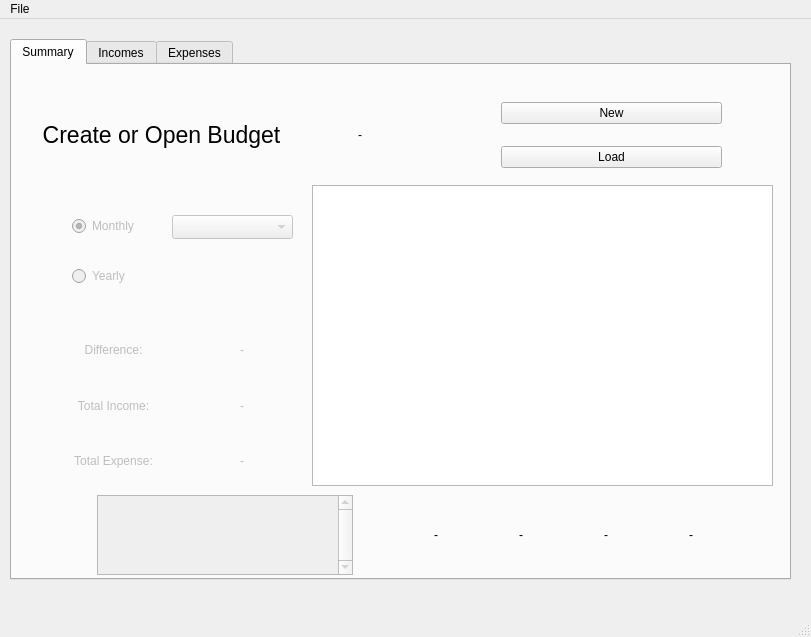
This is mainwindow.ui in MacPiston/HomePot as Qt 5 draws it before an edit. The edited form follows.
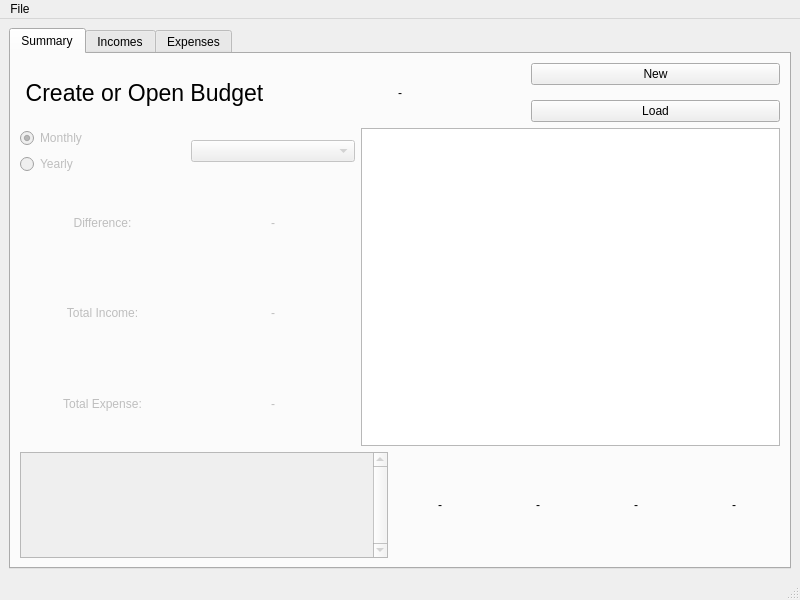
This is the edited form. Custom widgets are drawn as their Qt base class.

Commit message:
UI Layout cleanup; new icon
- cleaned up layouts by arranging every element to Layouts
- window now resizes properly
- added app icon

The edit to the form file:
```diff
--- a/mainwindow.ui
+++ b/mainwindow.ui
@@ -6,45 +6,66 @@
    <rect>
     <x>0</x>
     <y>0</y>
-    <width>811</width>
-    <height>637</height>
+    <width>800</width>
+    <height>600</height>
    </rect>
   </property>
+  <property name="minimumSize">
+   <size>
+    <width>800</width>
+    <height>600</height>
+   </size>
+  </property>
+  <property name="baseSize">
+   <size>
+    <width>1280</width>
+    <height>800</height>
+   </size>
+  </property>
   <property name="windowTitle">
-   <string>MainWindow</string>
+   <string>HomePot</string>
   </property>
   <widget class="QWidget" name="centralwidget">
+   <property name="sizePolicy">
+    <sizepolicy hsizetype="Expanding" vsizetype="Expanding">
+     <horstretch>0</horstretch>
+     <verstretch>0</verstretch>
+    </sizepolicy>
+   </property>
+   <layout class="QGridLayout" name="gridLayout_2">
+    <item row="0" column="0">
    <widget class="QTabWidget" name="tabWidget">
     <property name="enabled">
      <bool>true</bool>
     </property>
-    <property name="geometry">
-     <rect>
-      <x>10</x>
-      <y>20</y>
-      <width>781</width>
-      <height>541</height>
-     </rect>
-    </property>
     <property name="currentIndex">
      <number>0</number>
     </property>
     <widget class="QWidget" name="summaryTab">
+       <property name="sizePolicy">
+        <sizepolicy hsizetype="Preferred" vsizetype="Preferred">
+         <horstretch>0</horstretch>
+         <verstretch>0</verstretch>
+        </sizepolicy>
+       </property>
      <attribute name="title">
       <string>Summary</string>
      </attribute>
-     <widget class="QWidget" name="horizontalLayoutWidget">
-      <property name="geometry">
-       <rect>
-        <x>30</x>
-        <y>30</y>
-        <width>391</width>
-        <height>80</height>
-       </rect>
-      </property>
+       <layout class="QGridLayout" name="gridLayout">
+        <item row="0" column="0">
+         <layout class="QHBoxLayout" name="summaryMainHorizontalLayout">
+          <item>
+           <layout class="QVBoxLayout" name="summaryMainVerticalLayout" stretch="1,3,1">
+            <item>
       <layout class="QHBoxLayout" name="budgetHorizontalLayout">
        <item>
         <widget class="QLabel" name="budgetNameLabel">
+                <property name="sizePolicy">
+                 <sizepolicy hsizetype="Preferred" vsizetype="Preferred">
+                  <horstretch>0</horstretch>
+                  <verstretch>0</verstretch>
+                 </sizepolicy>
+                </property>
          <property name="font">
           <font>
            <pointsize>17</pointsize>
@@ -60,6 +81,12 @@
        </item>
        <item>
         <widget class="QLabel" name="budgetStatusLabel">
+                <property name="sizePolicy">
+                 <sizepolicy hsizetype="Preferred" vsizetype="Preferred">
+                  <horstretch>0</horstretch>
+                  <verstretch>0</verstretch>
+                 </sizepolicy>
+                </property>
          <property name="frameShape">
           <enum>QFrame::NoFrame</enum>
          </property>
@@ -71,116 +98,106 @@
          </property>
         </widget>
        </item>
-      </layout>
-     </widget>
-     <widget class="QWidget" name="horizontalLayoutWidget_2">
-      <property name="geometry">
-       <rect>
-        <x>10</x>
-        <y>430</y>
-        <width>751</width>
-        <height>80</height>
-       </rect>
-      </property>
-      <layout class="QHBoxLayout" name="horizontalLayout">
+              <item>
+               <layout class="QVBoxLayout" name="summaryButtonsVerticalLayout" stretch="0,0">
+                <property name="spacing">
+                 <number>15</number>
+                </property>
+                <item>
+                 <widget class="QPushButton" name="newPushButton">
+                  <property name="sizePolicy">
+                   <sizepolicy hsizetype="Preferred" vsizetype="Fixed">
+                    <horstretch>0</horstretch>
+                    <verstretch>0</verstretch>
+                   </sizepolicy>
+                  </property>
+                  <property name="text">
+                   <string>New</string>
+                  </property>
+                 </widget>
+                </item>
+                <item>
+                 <widget class="QPushButton" name="loadPushButton">
+                  <property name="sizePolicy">
+                   <sizepolicy hsizetype="Preferred" vsizetype="Fixed">
+                    <horstretch>0</horstretch>
+                    <verstretch>0</verstretch>
+                   </sizepolicy>
+                  </property>
+                  <property name="text">
+                   <string>Load</string>
+                  </property>
+                 </widget>
+                </item>
+               </layout>
+              </item>
+             </layout>
+            </item>
        <item>
-        <widget class="QListWidget" name="personListSelectorWidget">
+             <layout class="QHBoxLayout" name="mainInfoHorizontalLayout" stretch="4,5">
+              <item>
+               <layout class="QVBoxLayout" name="leftSUmmaryVerticalLayout" stretch="0,0">
+                <item>
+                 <layout class="QHBoxLayout" name="timeSelectHorizontalLayout">
+                  <item>
+                   <layout class="QVBoxLayout" name="radioButtonsVerticalLayout">
+                    <item>
+                     <widget class="QRadioButton" name="monthlyRadioButton">
          <property name="enabled">
           <bool>false</bool>
          </property>
          <property name="sizePolicy">
-          <sizepolicy hsizetype="Fixed" vsizetype="Expanding">
-           <horstretch>200</horstretch>
-           <verstretch>0</verstretch>
-          </sizepolicy>
-         </property>
-         <property name="verticalScrollBarPolicy">
-          <enum>Qt::ScrollBarAlwaysOn</enum>
-         </property>
-         <property name="editTriggers">
-          <set>QAbstractItemView::NoEditTriggers</set>
-         </property>
-        </widget>
-       </item>
-       <item>
-        <widget class="QLabel" name="personLastIncome">
-         <property name="sizePolicy">
-          <sizepolicy hsizetype="Fixed" vsizetype="Preferred">
-           <horstretch>50</horstretch>
+                       <sizepolicy hsizetype="Preferred" vsizetype="Preferred">
+                        <horstretch>0</horstretch>
            <verstretch>0</verstretch>
           </sizepolicy>
          </property>
          <property name="text">
-          <string>-</string>
-         </property>
-        </widget>
-       </item>
-       <item>
-        <widget class="QLabel" name="personLastExpense">
-         <property name="enabled">
+                       <string>Monthly</string>
+                      </property>
+                      <property name="checked">
           <bool>true</bool>
          </property>
-         <property name="sizePolicy">
-          <sizepolicy hsizetype="Fixed" vsizetype="Preferred">
-           <horstretch>50</horstretch>
-           <verstretch>0</verstretch>
-          </sizepolicy>
-         </property>
-         <property name="contextMenuPolicy">
-          <enum>Qt::NoContextMenu</enum>
-         </property>
-         <property name="text">
-          <string>-</string>
-         </property>
-         <property name="alignment">
-          <set>Qt::AlignCenter</set>
-         </property>
         </widget>
        </item>
        <item>
-        <widget class="QLabel" name="personExpensePercent">
+                     <widget class="QRadioButton" name="yearlyRadioButton">
+                      <property name="enabled">
+                       <bool>false</bool>
+                      </property>
          <property name="sizePolicy">
-          <sizepolicy hsizetype="Fixed" vsizetype="Preferred">
-           <horstretch>50</horstretch>
+                       <sizepolicy hsizetype="Preferred" vsizetype="Preferred">
+                        <horstretch>0</horstretch>
            <verstretch>0</verstretch>
           </sizepolicy>
          </property>
          <property name="text">
-          <string>-</string>
-         </property>
-         <property name="alignment">
-          <set>Qt::AlignCenter</set>
-         </property>
-        </widget>
-       </item>
+                       <string>Yearly</string>
+                      </property>
+                     </widget>
+                    </item>
+                   </layout>
+                  </item>
        <item>
-        <widget class="QLabel" name="personIncomePercent">
+                   <widget class="QComboBox" name="monthComboBox">
+                    <property name="enabled">
+                     <bool>false</bool>
+                    </property>
          <property name="sizePolicy">
-          <sizepolicy hsizetype="Fixed" vsizetype="Preferred">
-           <horstretch>50</horstretch>
+                     <sizepolicy hsizetype="Preferred" vsizetype="Maximum">
+                      <horstretch>0</horstretch>
            <verstretch>0</verstretch>
           </sizepolicy>
          </property>
-         <property name="text">
-          <string>-</string>
-         </property>
-         <property name="alignment">
-          <set>Qt::AlignCenter</set>
-         </property>
+                    <property name="sizeAdjustPolicy">
+                     <enum>QComboBox::AdjustToMinimumContentsLength</enum>
+                    </property>
         </widget>
        </item>
       </layout>
-     </widget>
-     <widget class="QWidget" name="verticalLayoutWidget">
-      <property name="geometry">
-       <rect>
-        <x>40</x>
-        <y>260</y>
-        <width>251</width>
-        <height>161</height>
-       </rect>
-      </property>
-      <layout class="QVBoxLayout" name="verticalLayout">
+                </item>
+                <item>
+                 <layout class="QVBoxLayout" name="summaryValuesVerticalLayout">
        <item>
         <layout class="QHBoxLayout" name="statusHorizontal">
          <item>
@@ -188,6 +205,12 @@
            <property name="enabled">
             <bool>false</bool>
            </property>
+                      <property name="sizePolicy">
+                       <sizepolicy hsizetype="Preferred" vsizetype="Preferred">
+                        <horstretch>0</horstretch>
+                        <verstretch>0</verstretch>
+                       </sizepolicy>
+                      </property>
            <property name="text">
             <string>Difference:</string>
            </property>
@@ -201,6 +224,12 @@
            <property name="enabled">
             <bool>false</bool>
            </property>
+                      <property name="sizePolicy">
+                       <sizepolicy hsizetype="Preferred" vsizetype="Preferred">
+                        <horstretch>0</horstretch>
+                        <verstretch>0</verstretch>
+                       </sizepolicy>
+                      </property>
            <property name="text">
             <string>-</string>
            </property>
@@ -272,100 +301,140 @@
         </layout>
        </item>
       </layout>
-     </widget>
-     <widget class="QComboBox" name="monthComboBox">
-      <property name="enabled">
-       <bool>false</bool>
-      </property>
-      <property name="geometry">
-       <rect>
-        <x>160</x>
-        <y>150</y>
-        <width>121</width>
-        <height>24</height>
-       </rect>
-      </property>
-      <property name="sizeAdjustPolicy">
-       <enum>QComboBox::AdjustToMinimumContentsLength</enum>
-      </property>
-     </widget>
-     <widget class="QRadioButton" name="monthlyRadioButton">
-      <property name="enabled">
-       <bool>false</bool>
-      </property>
-      <property name="geometry">
-       <rect>
-        <x>60</x>
-        <y>150</y>
-        <width>100</width>
-        <height>22</height>
-       </rect>
-      </property>
-      <property name="text">
-       <string>Monthly</string>
-      </property>
-      <property name="checked">
-       <bool>true</bool>
-      </property>
-     </widget>
-     <widget class="QRadioButton" name="yearlyRadioButton">
-      <property name="enabled">
-       <bool>false</bool>
-      </property>
-      <property name="geometry">
-       <rect>
-        <x>60</x>
-        <y>200</y>
-        <width>100</width>
-        <height>22</height>
-       </rect>
-      </property>
-      <property name="text">
-       <string>Yearly</string>
-      </property>
-     </widget>
-     <widget class="QWidget" name="verticalLayoutWidget_2">
-      <property name="geometry">
-       <rect>
-        <x>489</x>
-        <y>30</y>
-        <width>221</width>
-        <height>81</height>
-       </rect>
-      </property>
-      <layout class="QVBoxLayout" name="summaryButtonsVerticalLayout">
-       <property name="spacing">
-        <number>15</number>
-       </property>
-       <item>
-        <widget class="QPushButton" name="newPushButton">
-         <property name="text">
-          <string>New</string>
-         </property>
-        </widget>
-       </item>
-       <item>
-        <widget class="QPushButton" name="loadPushButton">
-         <property name="text">
-          <string>Load</string>
-         </property>
-        </widget>
-       </item>
-      </layout>
-     </widget>
+                </item>
+               </layout>
+              </item>
+              <item>
      <widget class="QtCharts::QChartView" name="chartViewOverall">
       <property name="enabled">
        <bool>true</bool>
       </property>
-      <property name="geometry">
-       <rect>
-        <x>300</x>
-        <y>120</y>
-        <width>461</width>
-        <height>301</height>
-       </rect>
-      </property>
-     </widget>
+                <property name="sizePolicy">
+                 <sizepolicy hsizetype="Preferred" vsizetype="Preferred">
+                  <horstretch>0</horstretch>
+                  <verstretch>0</verstretch>
+                 </sizepolicy>
+                </property>
+                <property name="minimumSize">
+                 <size>
+                  <width>0</width>
+                  <height>0</height>
+                 </size>
+                </property>
+                <property name="sizeIncrement">
+                 <size>
+                  <width>0</width>
+                  <height>0</height>
+                 </size>
+                </property>
+                <property name="baseSize">
+                 <size>
+                  <width>0</width>
+                  <height>0</height>
+                 </size>
+                </property>
+               </widget>
+              </item>
+             </layout>
+            </item>
+            <item>
+             <layout class="QHBoxLayout" name="personsHorizontalLayout">
+              <item>
+               <widget class="QListWidget" name="personListSelectorWidget">
+                <property name="enabled">
+                 <bool>false</bool>
+                </property>
+                <property name="sizePolicy">
+                 <sizepolicy hsizetype="Preferred" vsizetype="Ignored">
+                  <horstretch>4</horstretch>
+                  <verstretch>0</verstretch>
+                 </sizepolicy>
+                </property>
+                <property name="verticalScrollBarPolicy">
+                 <enum>Qt::ScrollBarAlwaysOn</enum>
+                </property>
+                <property name="editTriggers">
+                 <set>QAbstractItemView::NoEditTriggers</set>
+                </property>
+               </widget>
+              </item>
+              <item>
+               <widget class="QLabel" name="personLastIncome">
+                <property name="sizePolicy">
+                 <sizepolicy hsizetype="MinimumExpanding" vsizetype="Preferred">
+                  <horstretch>1</horstretch>
+                  <verstretch>0</verstretch>
+                 </sizepolicy>
+                </property>
+                <property name="text">
+                 <string>-</string>
+                </property>
+                <property name="alignment">
+                 <set>Qt::AlignCenter</set>
+                </property>
+               </widget>
+              </item>
+              <item>
+               <widget class="QLabel" name="personLastExpense">
+                <property name="enabled">
+                 <bool>true</bool>
+                </property>
+                <property name="sizePolicy">
+                 <sizepolicy hsizetype="MinimumExpanding" vsizetype="Preferred">
+                  <horstretch>1</horstretch>
+                  <verstretch>0</verstretch>
+                 </sizepolicy>
+                </property>
+                <property name="contextMenuPolicy">
+                 <enum>Qt::NoContextMenu</enum>
+                </property>
+                <property name="text">
+                 <string>-</string>
+                </property>
+                <property name="alignment">
+                 <set>Qt::AlignCenter</set>
+                </property>
+               </widget>
+              </item>
+              <item>
+               <widget class="QLabel" name="personExpensePercent">
+                <property name="sizePolicy">
+                 <sizepolicy hsizetype="MinimumExpanding" vsizetype="Preferred">
+                  <horstretch>1</horstretch>
+                  <verstretch>0</verstretch>
+                 </sizepolicy>
+                </property>
+                <property name="text">
+                 <string>-</string>
+                </property>
+                <property name="alignment">
+                 <set>Qt::AlignCenter</set>
+                </property>
+               </widget>
+              </item>
+              <item>
+               <widget class="QLabel" name="personIncomePercent">
+                <property name="sizePolicy">
+                 <sizepolicy hsizetype="MinimumExpanding" vsizetype="Preferred">
+                  <horstretch>1</horstretch>
+                  <verstretch>0</verstretch>
+                 </sizepolicy>
+                </property>
+                <property name="text">
+                 <string>-</string>
+                </property>
+                <property name="alignment">
+                 <set>Qt::AlignCenter</set>
+                </property>
+               </widget>
+              </item>
+             </layout>
+            </item>
+           </layout>
+          </item>
+         </layout>
+        </item>
+       </layout>
     </widget>
     <widget class="QWidget" name="incomeTab">
      <property name="enabled">
@@ -374,25 +443,50 @@
      <attribute name="title">
       <string>Incomes</string>
      </attribute>
+       <layout class="QGridLayout" name="gridLayout_3">
+        <item row="0" column="0">
+         <layout class="QHBoxLayout" name="incomesMainHorizontalLayout" stretch="2,1">
+          <item>
      <widget class="QTableView" name="incomesTableView">
-      <property name="geometry">
-       <rect>
-        <x>10</x>
-        <y>10</y>
-        <width>501</width>
-        <height>491</height>
-       </rect>
-      </property>
-     </widget>
-     <widget class="QWidget" name="verticalLayoutWidget_3">
-      <property name="geometry">
-       <rect>
-        <x>520</x>
-        <y>250</y>
-        <width>241</width>
-        <height>251</height>
-       </rect>
-      </property>
+            <property name="sizePolicy">
+             <sizepolicy hsizetype="Preferred" vsizetype="Preferred">
+              <horstretch>0</horstretch>
+              <verstretch>0</verstretch>
+             </sizepolicy>
+            </property>
+           </widget>
+          </item>
+          <item>
+           <layout class="QVBoxLayout" name="incomesToolsVerticalLayout" stretch="1,2">
+            <item>
+             <layout class="QVBoxLayout" name="incomesButtonsVerticalLayout">
+              <item>
+               <widget class="QPushButton" name="incomesNewIncomeButton">
+                <property name="text">
+                 <string>New Income</string>
+                </property>
+               </widget>
+              </item>
+              <item>
+               <widget class="QPushButton" name="incomesDeleteIncomeButton">
+                <property name="text">
+                 <string>Delete Sel. Incomes</string>
+                </property>
+               </widget>
+              </item>
+              <item>
+               <widget class="QPushButton" name="incomesSubmitButton">
+                <property name="enabled">
+                 <bool>true</bool>
+                </property>
+                <property name="text">
+                 <string>Submit Changes</string>
+                </property>
+               </widget>
+              </item>
+             </layout>
+            </item>
+            <item>
       <layout class="QVBoxLayout" name="incomesSummaryVerticalLayout">
        <item>
         <layout class="QHBoxLayout" name="incomesMonthlySummaryHorizontalLayout">
@@ -462,43 +556,12 @@
         </layout>
        </item>
       </layout>
-     </widget>
-     <widget class="QWidget" name="verticalLayoutWidget_4">
-      <property name="geometry">
-       <rect>
-        <x>560</x>
-        <y>70</y>
-        <width>161</width>
-        <height>121</height>
-       </rect>
-      </property>
-      <layout class="QVBoxLayout" name="incomesButtonsVerticalLayout">
-       <item>
-        <widget class="QPushButton" name="incomesNewIncomeButton">
-         <property name="text">
-          <string>New Income</string>
-         </property>
-        </widget>
-       </item>
-       <item>
-        <widget class="QPushButton" name="incomesDeleteIncomeButton">
-         <property name="text">
-          <string>Delete Sel. Incomes</string>
-         </property>
-        </widget>
-       </item>
-       <item>
-        <widget class="QPushButton" name="incomesSubmitButton">
-         <property name="enabled">
-          <bool>true</bool>
-         </property>
-         <property name="text">
-          <string>Submit Changes</string>
-         </property>
-        </widget>
-       </item>
-      </layout>
-     </widget>
+            </item>
+           </layout>
+          </item>
+         </layout>
+        </item>
+       </layout>
     </widget>
     <widget class="QWidget" name="expensesTab">
      <property name="enabled">
@@ -507,25 +570,50 @@
      <attribute name="title">
       <string>Expenses</string>
      </attribute>
+       <layout class="QGridLayout" name="gridLayout_4">
+        <item row="0" column="0">
+         <layout class="QHBoxLayout" name="expensesMainHorizontalLayout" stretch="2,1">
+          <item>
      <widget class="QTableView" name="expensesTableView">
-      <property name="geometry">
-       <rect>
-        <x>10</x>
-        <y>10</y>
-        <width>501</width>
-        <height>491</height>
-       </rect>
-      </property>
-     </widget>
-     <widget class="QWidget" name="verticalLayoutWidget_5">
-      <property name="geometry">
-       <rect>
-        <x>520</x>
-        <y>250</y>
-        <width>241</width>
-        <height>251</height>
-       </rect>
-      </property>
+            <property name="sizePolicy">
+             <sizepolicy hsizetype="Preferred" vsizetype="Preferred">
+              <horstretch>0</horstretch>
+              <verstretch>0</verstretch>
+             </sizepolicy>
+            </property>
+           </widget>
+          </item>
+          <item>
+           <layout class="QVBoxLayout" name="expensesToolsVerticalLayout" stretch="1,2">
+            <item>
+             <layout class="QVBoxLayout" name="expensesButtonsVerticalLayout">
+              <item>
+               <widget class="QPushButton" name="expensesNewIncomeButton">
+                <property name="text">
+                 <string>New Expense</string>
+                </property>
+               </widget>
+              </item>
+              <item>
+               <widget class="QPushButton" name="expensesDeleteIncomeButton">
+                <property name="text">
+                 <string>Delete Sel. Expenses</string>
+                </property>
+               </widget>
+              </item>
+              <item>
+               <widget class="QPushButton" name="expensesSubmitButton">
+                <property name="enabled">
+                 <bool>true</bool>
+                </property>
+                <property name="text">
+                 <string>Submit Changes</string>
+                </property>
+               </widget>
+              </item>
+             </layout>
+            </item>
+            <item>
       <layout class="QVBoxLayout" name="expensesSummaryVerticalLayout">
        <item>
         <layout class="QHBoxLayout" name="expensesMonthlySummaryHorizontalLayout">
@@ -595,52 +683,23 @@
         </layout>
        </item>
       </layout>
-     </widget>
-     <widget class="QWidget" name="verticalLayoutWidget_6">
-      <property name="geometry">
-       <rect>
-        <x>560</x>
-        <y>70</y>
-        <width>161</width>
-        <height>121</height>
-       </rect>
-      </property>
-      <layout class="QVBoxLayout" name="expensesButtonsVerticalLayout">
-       <item>
-        <widget class="QPushButton" name="expensesNewIncomeButton">
-         <property name="text">
-          <string>New Expense</string>
-         </property>
-        </widget>
-       </item>
-       <item>
-        <widget class="QPushButton" name="expensesDeleteIncomeButton">
-         <property name="text">
-          <string>Delete Sel. Expenses</string>
-         </property>
-        </widget>
-       </item>
-       <item>
-        <widget class="QPushButton" name="expensesSubmitButton">
-         <property name="enabled">
-          <bool>true</bool>
-         </property>
-         <property name="text">
-          <string>Submit Changes</string>
-         </property>
-        </widget>
+            </item>
+           </layout>
+          </item>
+         </layout>
        </item>
       </layout>
      </widget>
     </widget>
-   </widget>
+    </item>
+   </layout>
   </widget>
   <widget class="QMenuBar" name="menubar">
    <property name="geometry">
     <rect>
      <x>0</x>
      <y>0</y>
-     <width>811</width>
+     <width>800</width>
      <height>22</height>
     </rect>
    </property>
```
Lines whose indentation alone changed are shown as unchanged. The commit also changes 6 other files.
